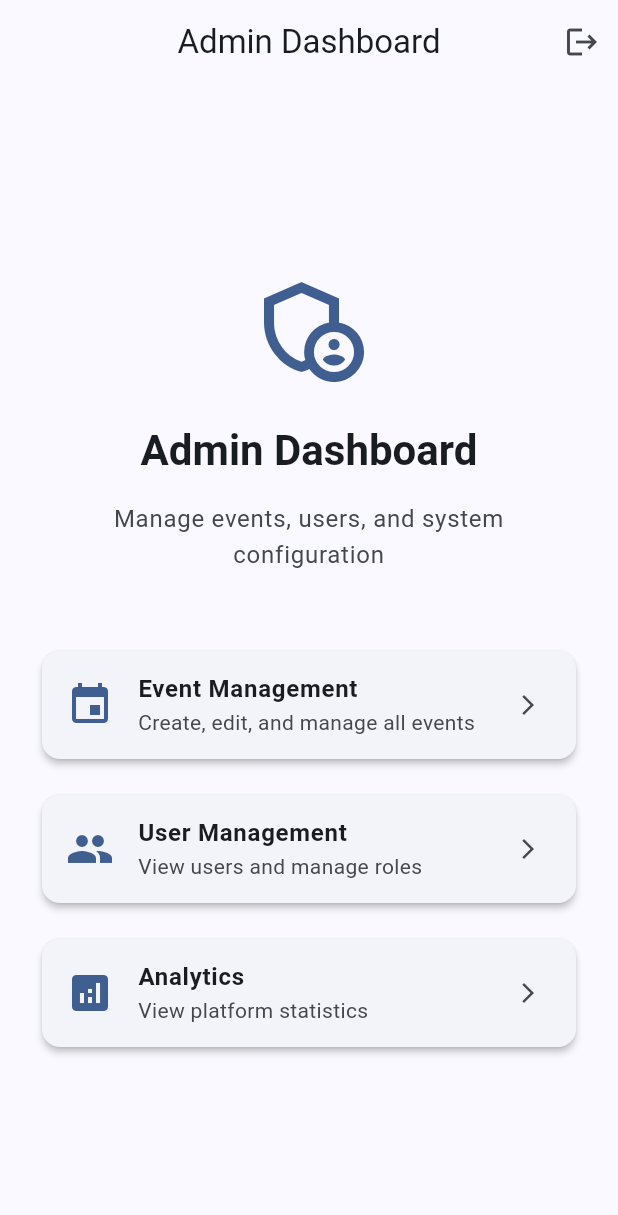
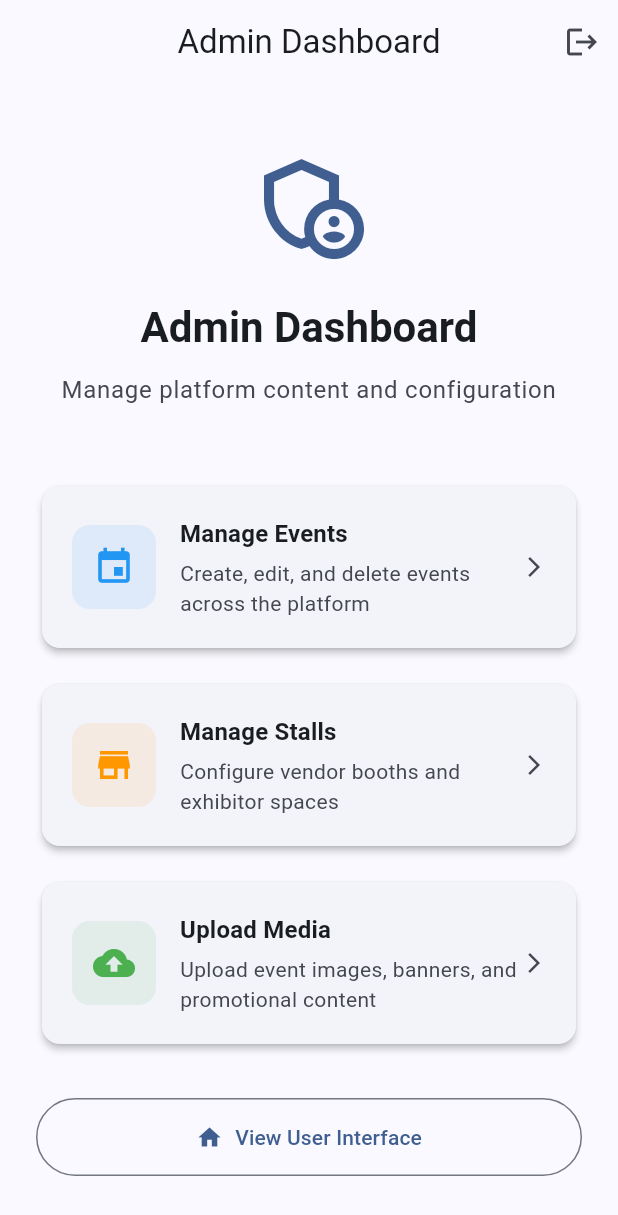
Before and after one commit to Rabeeh10/EventLens, a Flutter app: the AdminDashboard screen opened directly, on a phone screen of 412 x 824 dp. Shown: the top 1215 px of the screen. Run offline on Flutter 3.47's test engine with Material 3 defaults, Android fonts, the phone set to English and light mode, and no system bars; our stand-ins replace cloud_firestore, firebase_auth, firebase_core; accounts and stored records are empty.

Commit message:
Admin Dashboard Screen created

```diff
--- a/lib/screens/admin_dashboard.dart
+++ b/lib/screens/admin_dashboard.dart
@@ -1,14 +1,17 @@
 import 'package:flutter/material.dart';
+
+import '../services/auth_service.dart';
+import 'home_screen.dart';
 
 /// Admin dashboard screen for EventLens administrators.
 ///
 /// Provides administrative controls for:
 /// - Event management (create, edit, delete all events)
-/// - User management (view users, change roles)
-/// - Analytics and reporting
-/// - System configuration
+/// - Stall management (vendor booths, exhibitor spaces)
+/// - Media upload (event images, promotional content)
 ///
 /// Access restricted to users with role: 'admin'
+/// Isolated from regular user flow for security and UX optimization.
 class AdminDashboard extends StatelessWidget {
   const AdminDashboard({super.key});
 
@@ -17,28 +20,42 @@ class AdminDashboard extends StatelessWidget {
     return Scaffold(
       appBar: AppBar(
         title: const Text('Admin Dashboard'),
+        centerTitle: true,
         actions: [
+          // Logout button
           IconButton(
             icon: const Icon(Icons.logout),
-            onPressed: () {
-              // TODO: Implement logout
-            },
+            onPressed: () => _handleLogout(context),
             tooltip: 'Logout',
           ),
         ],
       ),
-      body: Center(
+      body: SafeArea(
+        child: LayoutBuilder(
+          builder: (context, constraints) {
+            final maxWidth = constraints.maxWidth > 800 ? 800.0 : constraints.maxWidth;
+
+            return Center(
+              child: SingleChildScrollView(
+                child: ConstrainedBox(
+                  constraints: BoxConstraints(
+                    maxWidth: maxWidth,
+                    minHeight: constraints.maxHeight,
+                  ),
                   child: Padding(
                     padding: const EdgeInsets.all(24.0),
                     child: Column(
                       mainAxisAlignment: MainAxisAlignment.center,
+                      crossAxisAlignment: CrossAxisAlignment.stretch,
                       children: [
+                        // Admin header
                         Icon(
                           Icons.admin_panel_settings_outlined,
                           size: 80,
                           color: Theme.of(context).colorScheme.primary,
                         ),
                         const SizedBox(height: 24),
+
                         Text(
                           'Admin Dashboard',
                           style: Theme.of(context).textTheme.headlineMedium?.copyWith(
@@ -46,9 +63,10 @@ class AdminDashboard extends StatelessWidget {
                               ),
                           textAlign: TextAlign.center,
                         ),
-              const SizedBox(height: 16),
+                        const SizedBox(height: 12),
+
                         Text(
-                'Manage events, users, and system configuration',
+                          'Manage platform content and configuration',
                           style: Theme.of(context).textTheme.bodyLarge?.copyWith(
                                 color: Theme.of(context).colorScheme.onSurfaceVariant,
                               ),
@@ -56,34 +74,186 @@ class AdminDashboard extends StatelessWidget {
                         ),
                         const SizedBox(height: 48),
 
-              // Admin action cards (placeholder)
+                        // Admin action cards
                         _AdminActionCard(
                           icon: Icons.event,
-                title: 'Event Management',
-                subtitle: 'Create, edit, and manage all events',
+                          title: 'Manage Events',
+                          subtitle: 'Create, edit, and delete events across the platform',
+                          color: Colors.blue,
                           onTap: () {
-                  // TODO: Navigate to event management
+                            // TODO: Navigate to event management screen
+                            _showComingSoon(context, 'Event Management');
                           },
                         ),
                         const SizedBox(height: 16),
 
                         _AdminActionCard(
-                icon: Icons.people,
-                title: 'User Management',
-                subtitle: 'View users and manage roles',
+                          icon: Icons.store,
+                          title: 'Manage Stalls',
+                          subtitle: 'Configure vendor booths and exhibitor spaces',
+                          color: Colors.orange,
                           onTap: () {
-                  // TODO: Navigate to user management
+                            // TODO: Navigate to stall management screen
+                            _showComingSoon(context, 'Stall Management');
                           },
                         ),
                         const SizedBox(height: 16),
 
                         _AdminActionCard(
-                icon: Icons.analytics,
-                title: 'Analytics',
-                subtitle: 'View platform statistics',
+                          icon: Icons.cloud_upload,
+                          title: 'Upload Media',
+                          subtitle: 'Upload event images, banners, and promotional content',
+                          color: Colors.green,
                           onTap: () {
-                  // TODO: Navigate to analytics
+                            // TODO: Navigate to media upload screen
+                            _showComingSoon(context, 'Media Upload');
                           },
+                        ),
+                        const SizedBox(height: 32),
+
+                        // Quick access to user interface
+                        OutlinedButton.icon(
+                          onPressed: () {
+                            Navigator.of(context).pushReplacement(
+                              MaterialPageRoute(
+                                builder: (context) => const HomeScreen(),
+                              ),
+                            );
+                          },
+                          icon: const Icon(Icons.home),
+                          label: const Text('View User Interface'),
+                          style: OutlinedButton.styleFrom(
+                            padding: const EdgeInsets.symmetric(vertical: 16),
+                          ),
+                        ),
+                      ],
+                    ),
+                  ),
+                ),
+              ),
+            );
+          },
+        ),
+      ),
+    );
+  }
+
+  /// Handles admin logout and navigates to home screen
+  Future<void> _handleLogout(BuildContext context) async {
+    final authService = AuthService();
+    final result = await authService.logout();
+
+    if (context.mounted) {
+      if (result.success) {
+        // Navigate to home screen after logout
+        Navigator.of(context).pushReplacement(
+          MaterialPageRoute(
+            builder: (context) => const HomeScreen(),
+          ),
+        );
+      } else {
+        // Show error if logout fails
+        ScaffoldMessenger.of(context).showSnackBar(
+          SnackBar(
+            content: Text(result.error ?? 'Logout failed'),
+            backgroundColor: Theme.of(context).colorScheme.error,
+          ),
+        );
+      }
+    }
+  }
+
+  /// Shows coming soon dialog for unimplemented features
+  void _showComingSoon(BuildContext context, String feature) {
+    showDialog(
+      context: context,
+      builder: (context) => AlertDialog(
+        title: Text(feature),
+        content: Text('$feature feature is under development.'),
+        actions: [
+          TextButton(
+            onPressed: () => Navigator.of(context).pop(),
+            child: const Text('OK'),
+          ),
+        ],
+      ),
+    );
+  }
+}
+
+/// Reusable admin action card widget.
+///
+/// Displays icon, title, subtitle, and handles tap actions
+/// for admin dashboard features.
+class _AdminActionCard extends StatelessWidget {
+  final IconData icon;
+  final String title;
+  final String subtitle;
+  final Color color;
+  final VoidCallback onTap;
+
+  const _AdminActionCard({
+    required this.icon,
+    required this.title,
+    required this.subtitle,
+    required this.color,
+    required this.onTap,
+  });
+
+  @override
+  Widget build(BuildContext context) {
+    return Card(
+      elevation: 2,
+      child: InkWell(
+        onTap: onTap,
+        borderRadius: BorderRadius.circular(12),
+        child: Padding(
+          padding: const EdgeInsets.all(20.0),
+          child: Row(
+            children: [
+              // Icon container
+              Container(
+                width: 56,
+                height: 56,
+                decoration: BoxDecoration(
+                  color: color.withOpacity(0.1),
+                  borderRadius: BorderRadius.circular(12),
+                ),
+                child: Icon(
+                  icon,
+                  size: 28,
+                  color: color,
+                ),
+              ),
+              const SizedBox(width: 16),
+
+              // Text content
+              Expanded(
+                child: Column(
+                  crossAxisAlignment: CrossAxisAlignment.start,
+                  children: [
+                    Text(
+                      title,
+                      style: Theme.of(context).textTheme.titleMedium?.copyWith(
+                            fontWeight: FontWeight.w600,
+                          ),
+                    ),
+                    const SizedBox(height: 4),
+                    Text(
+                      subtitle,
+                      style: Theme.of(context).textTheme.bodyMedium?.copyWith(
+                            color: Theme.of(context).colorScheme.onSurfaceVariant,
+                          ),
+                    ),
+                  ],
+                ),
+              ),
+
+              // Arrow indicator
+              Icon(
+                Icons.arrow_forward_ios,
+                size: 16,
+                color: Theme.of(context).colorScheme.onSurfaceVariant,
               ),
             ],
           ),
@@ -92,37 +262,3 @@ class AdminDashboard extends StatelessWidget {
     );
   }
 }
-
-class _AdminActionCard extends StatelessWidget {
-  final IconData icon;
-  final String title;
-  final String subtitle;
-  final VoidCallback onTap;
-
-  const _AdminActionCard({
-    required this.icon,
-    required this.title,
-    required this.subtitle,
-    required this.onTap,
-  });
-
-  @override
-  Widget build(BuildContext context) {
-    return Card(
-      child: ListTile(
-        leading: Icon(
-          icon,
-          size: 32,
-          color: Theme.of(context).colorScheme.primary,
-        ),
-        title: Text(
-          title,
-          style: const TextStyle(fontWeight: FontWeight.w600),
-        ),
-        subtitle: Text(subtitle),
-        trailing: const Icon(Icons.arrow_forward_ios, size: 16),
-        onTap: onTap,
-      ),
-    );
-  }
-}
```
Lines whose indentation alone changed are shown as unchanged.
